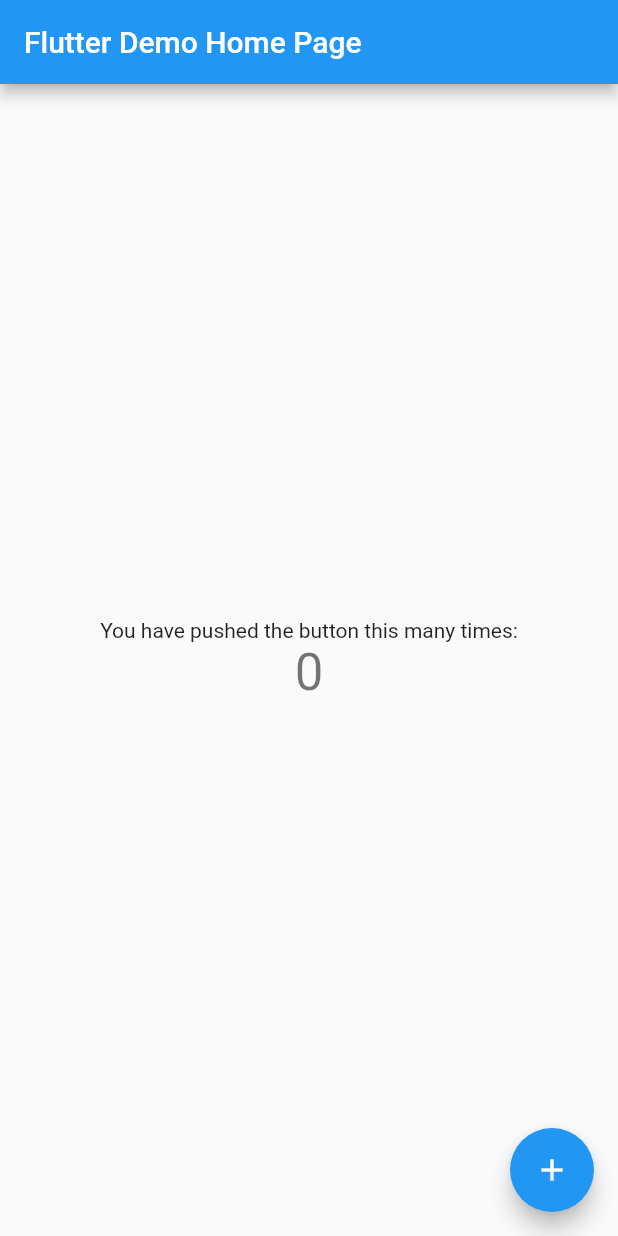
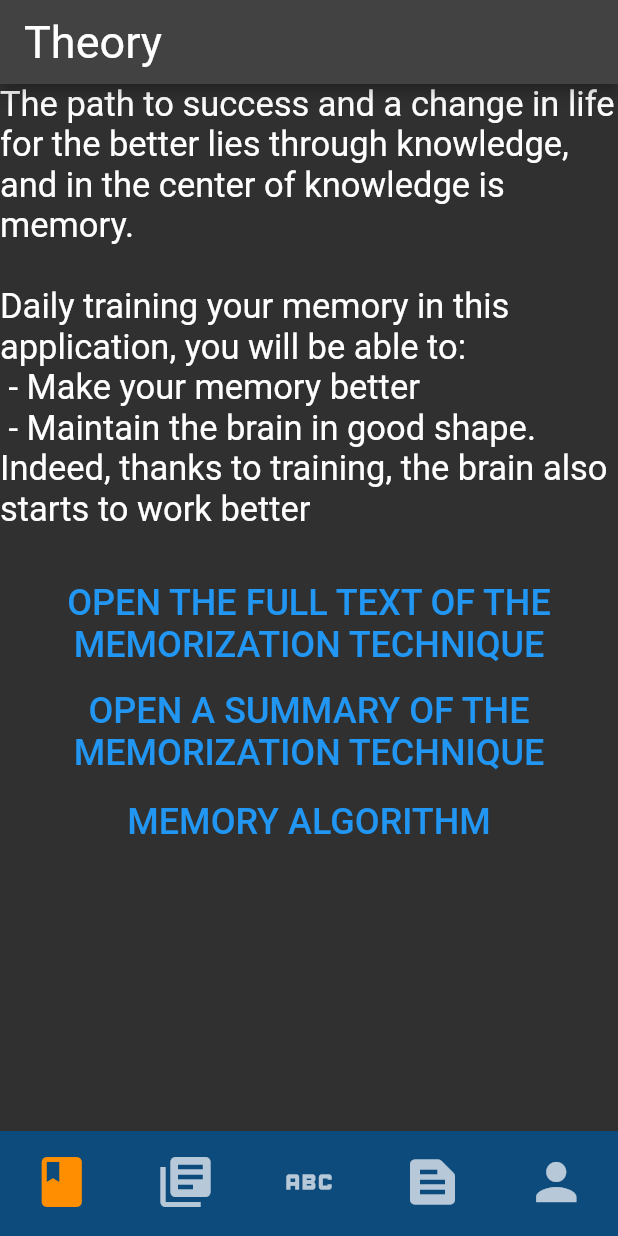
Before and after one commit to VolodymyrKostiv/exceptional_memory, a Flutter app: the screen it shows after launch, on a phone screen of 412 x 824 dp. Run offline on Flutter 3.47's test engine with Material 2 defaults, Android fonts, the phone set to English and light mode, and no system bars; Roboto replaces fonts that are missing (Times New Roman).

Commit message:
Made first working screens for theory page

```diff
--- a/lib/main.dart
+++ b/lib/main.dart
@@ -1,115 +1,107 @@
 import 'package:flutter/material.dart';
+import 'theory/screens/theory_main_page.dart';
 
-void main() {
-  runApp(const MyApp());
-}
+void main() => runApp(const MyApp());
 
 class MyApp extends StatelessWidget {
   const MyApp({Key? key}) : super(key: key);
 
-  // This widget is the root of your application.
   @override
   Widget build(BuildContext context) {
     return MaterialApp(
-      title: 'Flutter Demo',
+      title: 'Exceptional Memory',
       theme: ThemeData(
-        // This is the theme of your application.
-        //
-        // Try running your application with "flutter run". You'll see the
-        // application has a blue toolbar. Then, without quitting the app, try
-        // changing the primarySwatch below to Colors.green and then invoke
-        // "hot reload" (press "r" in the console where you ran "flutter run",
-        // or simply save your changes to "hot reload" in a Flutter IDE).
-        // Notice that the counter didn't reset back to zero; the application
-        // is not restarted.
         primarySwatch: Colors.blue,
       ),
-      home: const MyHomePage(title: 'Flutter Demo Home Page'),
+      darkTheme: ThemeData(
+        brightness: Brightness.dark,
+      ),
+      themeMode: ThemeMode.dark,
+      home: const NavigationWidget(),
     );
   }
 }
 
-class MyHomePage extends StatefulWidget {
-  const MyHomePage({Key? key, required this.title}) : super(key: key);
-
-  // This widget is the home page of your application. It is stateful, meaning
-  // that it has a State object (defined below) that contains fields that affect
-  // how it looks.
-
-  // This class is the configuration for the state. It holds the values (in this
-  // case the title) provided by the parent (in this case the App widget) and
-  // used by the build method of the State. Fields in a Widget subclass are
-  // always marked "final".
-
-  final String title;
+class NavigationWidget extends StatefulWidget {
+  const NavigationWidget({Key? key}) : super(key: key);
 
   @override
-  State<MyHomePage> createState() => _MyHomePageState();
+  State<NavigationWidget> createState() => _NavigationWidget();
 }
 
-class _MyHomePageState extends State<MyHomePage> {
-  int _counter = 0;
+class _NavigationWidget extends State<NavigationWidget> {
+  int _selectedIndex = 0;
+  static const TextStyle _titleStyle = TextStyle(
+    fontSize: 30,
+    fontFamily: "Times New Roman",
+  );
+  static const List<String> pageNames = [
+    'Theory',
+    'Library',
+    'I',
+    'My texts',
+    'Main',
+  ];
 
-  void _incrementCounter() {
+  static const List<Widget> pages = [
+    TheoryMainPage(),
+    TheoryMainPage(),
+    TheoryMainPage(),
+    TheoryMainPage(),
+    TheoryMainPage(),
+  ];
+
+  void _onItemTapped(int index) {
     setState(() {
-      // This call to setState tells the Flutter framework that something has
-      // changed in this State, which causes it to rerun the build method below
-      // so that the display can reflect the updated values. If we changed
-      // _counter without calling setState(), then the build method would not be
-      // called again, and so nothing would appear to happen.
-      _counter++;
+      _selectedIndex = index;
     });
   }
 
   @override
   Widget build(BuildContext context) {
-    // This method is rerun every time setState is called, for instance as done
-    // by the _incrementCounter method above.
-    //
-    // The Flutter framework has been optimized to make rerunning build methods
-    // fast, so that you can just rebuild anything that needs updating rather
-    // than having to individually change instances of widgets.
     return Scaffold(
       appBar: AppBar(
-        // Here we take the value from the MyHomePage object that was created by
-        // the App.build method, and use it to set our appbar title.
-        title: Text(widget.title),
+        title: FittedBox(
+          child: Text(
+            pageNames.elementAt(_selectedIndex),
+          ),
+          fit: BoxFit.fitHeight,
+        ),
+        titleTextStyle: _titleStyle,
       ),
-      body: Center(
-        // Center is a layout widget. It takes a single child and positions it
-        // in the middle of the parent.
-        child: Column(
-          // Column is also a layout widget. It takes a list of children and
-          // arranges them vertically. By default, it sizes itself to fit its
-          // children horizontally, and tries to be as tall as its parent.
-          //
-          // Invoke "debug painting" (press "p" in the console, choose the
-          // "Toggle Debug Paint" action from the Flutter Inspector in Android
-          // Studio, or the "Toggle Debug Paint" command in Visual Studio Code)
-          // to see the wireframe for each widget.
-          //
-          // Column has various properties to control how it sizes itself and
-          // how it positions its children. Here we use mainAxisAlignment to
-          // center the children vertically; the main axis here is the vertical
-          // axis because Columns are vertical (the cross axis would be
-          // horizontal).
-          mainAxisAlignment: MainAxisAlignment.center,
-          children: <Widget>[
-            const Text(
-              'You have pushed the button this many times:',
-            ),
-            Text(
-              '$_counter',
-              style: Theme.of(context).textTheme.headline4,
-            ),
-          ],
-        ),
+      body: pages[_selectedIndex],
+      bottomNavigationBar: BottomNavigationBar(
+        iconSize: 40,
+        type: BottomNavigationBarType.fixed,
+        backgroundColor: const Color.fromARGB(255, 14, 75, 125),
+        showSelectedLabels: false,
+        showUnselectedLabels: false,
+        items: const <BottomNavigationBarItem>[
+          BottomNavigationBarItem(
+            icon: Icon(Icons.book),
+            label: 'Theory',
+          ),
+          BottomNavigationBarItem(
+            icon: Icon(Icons.library_books),
+            label: 'Library',
+          ),
+          BottomNavigationBarItem(
+            icon: Icon(Icons.abc),
+            label: 'I',
+          ),
+          BottomNavigationBarItem(
+            icon: Icon(Icons.text_snippet),
+            label: 'My texts',
+          ),
+          BottomNavigationBarItem(
+            icon: Icon(Icons.person),
+            label: 'General',
+          ),
+        ],
+        currentIndex: _selectedIndex,
+        selectedItemColor: Colors.amber[800],
+        onTap: _onItemTapped,
       ),
-      floatingActionButton: FloatingActionButton(
-        onPressed: _incrementCounter,
-        tooltip: 'Increment',
-        child: const Icon(Icons.add),
-      ), // This trailing comma makes auto-formatting nicer for build methods.
     );
   }
 }
--- /dev/null
+++ b/lib/theory/screens/theory_main_page.dart
@@ -0,0 +1,27 @@
+import 'package:exceptional_memory/theory/widgets/general_theory.dart';
+import 'package:exceptional_memory/theory/widgets/theory_page_link.dart';
+import 'package:flutter/material.dart';
+
+class TheoryMainPage extends StatelessWidget {
+  const TheoryMainPage({Key? key}) : super(key: key);
+
+  @override
+  Widget build(BuildContext context) {
+    return Scaffold(
+      body: Column(
+        children: const [
+          GeneralTheory(),
+          TheoryPageLink(
+            linkName: 'Open the full text of the memorization technique',
+          ),
+          TheoryPageLink(
+            linkName: 'open a summary of the memorization technique',
+          ),
+          TheoryPageLink(
+            linkName: 'memory algorithm',
+          ),
+        ],
+      ),
+    );
+  }
+}
--- /dev/null
+++ b/lib/theory/screens/theory_secondary_page.dart
@@ -0,0 +1,18 @@
+import 'package:exceptional_memory/theory/widgets/sub_theory.dart';
+import 'package:flutter/material.dart';
+
+class TheorySecondaryPage extends StatelessWidget {
+  const TheorySecondaryPage({Key? key}) : super(key: key);
+
+  @override
+  Widget build(BuildContext context) {
+    return Scaffold(
+      appBar: AppBar(
+        title: const Text('ass'),
+      ),
+      body: const SubTheory(
+        subText: 'a',
+      ),
+    );
+  }
+}
--- /dev/null
+++ b/lib/theory/widgets/general_theory.dart
@@ -0,0 +1,33 @@
+import 'package:flutter/material.dart';
+
+class GeneralTheory extends StatelessWidget {
+  const GeneralTheory({Key? key}) : super(key: key);
+
+  @override
+  Widget build(BuildContext context) {
+    return Center(
+      child: RichText(
+        text: const TextSpan(
+          style: TextStyle(
+            fontSize: 23,
+          ),
+          text:
+              'The path to success and a change in life for the better lies through knowledge, and in the center of knowledge is memory.\n\n',
+          children: <TextSpan>[
+            TextSpan(
+              text:
+                  'Daily training your memory in this application, you will be able to:\n',
+            ),
+            TextSpan(
+              text: ' - Make your memory better\n',
+            ),
+            TextSpan(
+              text:
+                  ' - Maintain the brain in good shape. Indeed, thanks to training, the brain also starts to work better\n',
+            ),
+          ],
+        ),
+      ),
+    );
+  }
+}
--- /dev/null
+++ b/lib/theory/widgets/sub_theory.dart
@@ -0,0 +1,23 @@
+import 'package:flutter/material.dart';
+
+class SubTheory extends StatelessWidget {
+  final String subText;
+  static const TextStyle _textStyle =
+      TextStyle(fontSize: 30, fontStyle: FontStyle.italic);
+  const SubTheory({Key? key, required this.subText}) : super(key: key);
+
+  @override
+  Widget build(BuildContext context) {
+    return Container(
+      margin: const EdgeInsets.all(30.0),
+      child: RichText(
+        text: const TextSpan(children: [
+          TextSpan(
+            text: "sdf",
+            style: _textStyle,
+          ),
+        ]),
+      ),
+    );
+  }
+}
--- /dev/null
+++ b/lib/theory/widgets/theory_page_link.dart
@@ -0,0 +1,32 @@
+import 'package:exceptional_memory/theory/widgets/general_theory.dart';
+import 'package:flutter/material.dart';
+
+import '../screens/theory_secondary_page.dart';
+
+class TheoryPageLink extends StatelessWidget {
+  final String linkName;
+  const TheoryPageLink({Key? key, required this.linkName}) : super(key: key);
+
+  @override
+  Widget build(BuildContext context) {
+    return Center(
+      child: TextButton(
+        child: Text(
+          linkName.toUpperCase(),
+          style: const TextStyle(
+            fontSize: 24,
+          ),
+          textAlign: TextAlign.center,
+        ),
+        onPressed: () {
+          Navigator.push(
+            context,
+            MaterialPageRoute(
+              builder: (context) => const TheorySecondaryPage(),
+            ),
+          );
+        },
+      ),
+    );
+  }
+}
```
